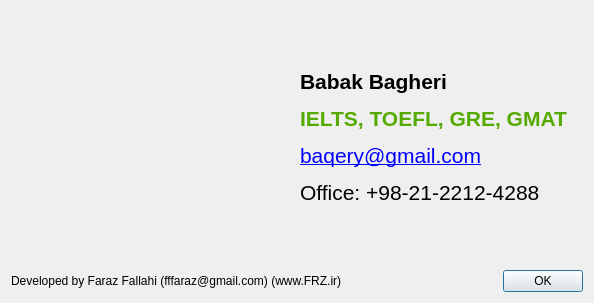
Old version of the form Toefl-Speaking-Recorder/dialogabout.ui in the repository fffaraz/Toefl-Speaking-Recorder.
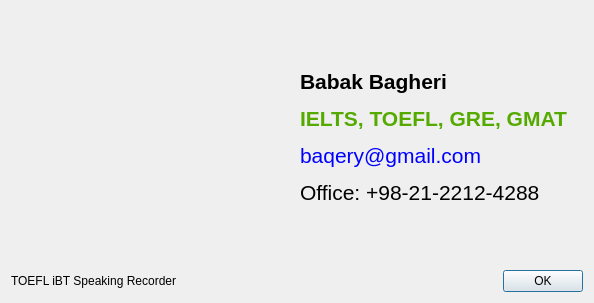
New version of the form. Icons and pictures are not drawn.

What changed in the file:
```diff
--- a/Toefl-Speaking-Recorder/dialogabout.ui
+++ b/Toefl-Speaking-Recorder/dialogabout.ui
@@ -32,7 +32,7 @@
      <item>
       <widget class="QLabel" name="label_2">
        <property name="text">
-        <string>&lt;html&gt;&lt;head/&gt;&lt;body&gt;&lt;p&gt;&lt;span style=&quot; font-size:16pt; font-weight:600;&quot;&gt;Babak Bagheri&lt;/span&gt;&lt;/p&gt;&lt;p&gt;&lt;span style=&quot; font-size:16pt; font-weight:600; color:#55aa00;&quot;&gt;IELTS, TOEFL, GRE, GMAT&lt;/span&gt;&lt;/p&gt;&lt;p&gt;&lt;a href=&quot;mailto:baqery@gmail.com&quot;&gt;&lt;span style=&quot; font-size:16pt; text-decoration: underline; color:#0000ff;&quot;&gt;baqery@gmail.com&lt;/span&gt;&lt;/a&gt;&lt;/p&gt;&lt;p&gt;&lt;span style=&quot; font-size:16pt;&quot;&gt;Office: +98-21-2212-4288&lt;/span&gt;&lt;/p&gt;&lt;/body&gt;&lt;/html&gt;</string>
+        <string>&lt;html&gt;&lt;head/&gt;&lt;body&gt;&lt;p&gt;&lt;span style=&quot; font-size:16pt; font-weight:600;&quot;&gt;Babak Bagheri&lt;/span&gt;&lt;/p&gt;&lt;p&gt;&lt;span style=&quot; font-size:16pt; font-weight:600; color:#55aa00;&quot;&gt;IELTS, TOEFL, GRE, GMAT&lt;/span&gt;&lt;/p&gt;&lt;p&gt;&lt;span style=&quot; font-size:16pt; color:#0000ff;&quot;&gt;baqery@gmail.com&lt;/span&gt;&lt;/p&gt;&lt;p&gt;&lt;span style=&quot; font-size:16pt;&quot;&gt;Office: +98-21-2212-4288&lt;/span&gt;&lt;/p&gt;&lt;/body&gt;&lt;/html&gt;</string>
        </property>
       </widget>
      </item>
@@ -43,7 +43,7 @@
      <item>
       <widget class="QLabel" name="label_3">
        <property name="text">
-        <string>Developed by Faraz Fallahi (fffaraz@gmail.com) (www.FRZ.ir)</string>
+        <string>TOEFL iBT Speaking Recorder</string>
        </property>
       </widget>
      </item>
```
